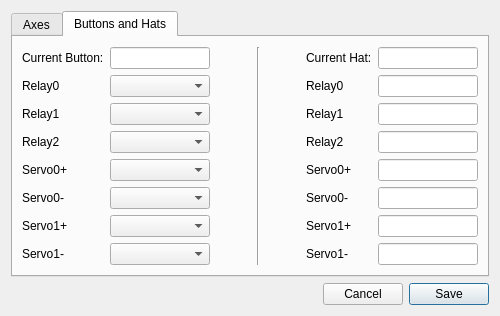
This is Monterey/rovmappings.ui in rovsuite/monterey as Qt 5 draws it before an edit. The edited form follows.
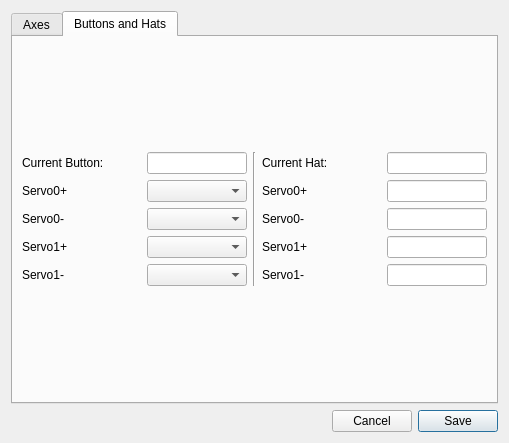
This is the edited form. The open tabs and pages were chosen to show the change.

Commit message:
Refactored the relay code to support adding more relays easily.
Also, changed how the keyboard shortcuts are handled to make them easier to extend later.

The relay UI elements are loaded dynamically based on the ROV's list of relays.

What changed in the file:
```diff
--- a/Monterey/rovmappings.ui
+++ b/Monterey/rovmappings.ui
@@ -6,8 +6,8 @@
    <rect>
     <x>0</x>
     <y>0</y>
-    <width>500</width>
-    <height>316</height>
+    <width>509</width>
+    <height>443</height>
    </rect>
   </property>
   <property name="minimumSize">
@@ -298,10 +298,186 @@
        <string>Buttons and Hats</string>
       </attribute>
       <layout class="QGridLayout" name="gridLayout">
+       <item row="0" column="2">
+        <layout class="QVBoxLayout" name="verticalLayoutHats">
+         <item>
+          <layout class="QHBoxLayout" name="horizontalLayout_7">
+           <item>
+            <widget class="QLabel" name="label_9">
+             <property name="text">
+              <string>Current Hat:</string>
+             </property>
+            </widget>
+           </item>
+           <item>
+            <widget class="QLineEdit" name="leCurrentHat">
+             <property name="sizePolicy">
+              <sizepolicy hsizetype="Fixed" vsizetype="Fixed">
+               <horstretch>0</horstretch>
+               <verstretch>0</verstretch>
+              </sizepolicy>
+             </property>
+             <property name="minimumSize">
+              <size>
+               <width>100</width>
+               <height>0</height>
+              </size>
+             </property>
+             <property name="maximumSize">
+              <size>
+               <width>100</width>
+               <height>16777215</height>
+              </size>
+             </property>
+             <property name="inputMask">
+              <string/>
+             </property>
+             <property name="alignment">
+              <set>Qt::AlignCenter</set>
+             </property>
+             <property name="readOnly">
+              <bool>true</bool>
+             </property>
+            </widget>
+           </item>
+          </layout>
+         </item>
+         <item>
+          <layout class="QHBoxLayout" name="horizontalLayout_25">
+           <item>
+            <widget class="QLabel" name="label_26">
+             <property name="text">
+              <string>Servo0+</string>
+             </property>
+            </widget>
+           </item>
+           <item>
+            <widget class="QLineEdit" name="leS0IHat">
+             <property name="sizePolicy">
+              <sizepolicy hsizetype="Fixed" vsizetype="Fixed">
+               <horstretch>0</horstretch>
+               <verstretch>0</verstretch>
+              </sizepolicy>
+             </property>
+             <property name="maximumSize">
+              <size>
+               <width>100</width>
+               <height>16777215</height>
+              </size>
+             </property>
+             <property name="inputMask">
+              <string/>
+             </property>
+             <property name="alignment">
+              <set>Qt::AlignCenter</set>
+             </property>
+            </widget>
+           </item>
+          </layout>
+         </item>
+         <item>
+          <layout class="QHBoxLayout" name="horizontalLayout_26">
+           <item>
+            <widget class="QLabel" name="label_27">
+             <property name="text">
+              <string>Servo0-</string>
+             </property>
+            </widget>
+           </item>
+           <item>
+            <widget class="QLineEdit" name="leS0DHat">
+             <property name="sizePolicy">
+              <sizepolicy hsizetype="Fixed" vsizetype="Fixed">
+               <horstretch>0</horstretch>
+               <verstretch>0</verstretch>
+              </sizepolicy>
+             </property>
+             <property name="maximumSize">
+              <size>
+               <width>100</width>
+               <height>16777215</height>
+              </size>
+             </property>
+             <property name="inputMask">
+              <string/>
+             </property>
+             <property name="alignment">
+              <set>Qt::AlignCenter</set>
+             </property>
+            </widget>
+           </item>
+          </layout>
+         </item>
+         <item>
+          <layout class="QHBoxLayout" name="horizontalLayout_27">
+           <item>
+            <widget class="QLabel" name="label_28">
+             <property name="text">
+              <string>Servo1+</string>
+             </property>
+            </widget>
+           </item>
+           <item>
+            <widget class="QLineEdit" name="leS1IHat">
+             <property name="sizePolicy">
+              <sizepolicy hsizetype="Fixed" vsizetype="Fixed">
+               <horstretch>0</horstretch>
+               <verstretch>0</verstretch>
+              </sizepolicy>
+             </property>
+             <property name="maximumSize">
+              <size>
+               <width>100</width>
+               <height>16777215</height>
+              </size>
+             </property>
+             <property name="inputMask">
+              <string/>
+             </property>
+             <property name="alignment">
+              <set>Qt::AlignCenter</set>
+             </property>
+            </widget>
+           </item>
+          </layout>
+         </item>
+         <item>
+          <layout class="QHBoxLayout" name="horizontalLayout_28">
+           <item>
+            <widget class="QLabel" name="label_29">
+             <property name="text">
+              <string>Servo1-</string>
+             </property>
+            </widget>
+           </item>
+           <item>
+            <widget class="QLineEdit" name="leS1DHat">
+             <property name="sizePolicy">
+              <sizepolicy hsizetype="Fixed" vsizetype="Fixed">
+               <horstretch>0</horstretch>
+               <verstretch>0</verstretch>
+              </sizepolicy>
+             </property>
+             <property name="maximumSize">
+              <size>
+               <width>100</width>
+               <height>16777215</height>
+              </size>
+             </property>
+             <property name="inputMask">
+              <string/>
+             </property>
+             <property name="alignment">
+              <set>Qt::AlignCenter</set>
+             </property>
+            </widget>
+           </item>
+          </layout>
+         </item>
+        </layout>
+       </item>
        <item row="0" column="0">
-        <layout class="QHBoxLayout" name="horizontalLayout_12">
-         <item>
-          <layout class="QVBoxLayout" name="verticalLayout_5">
+        <layout class="QVBoxLayout" name="verticalLayoutButtons">
            <item>
             <layout class="QHBoxLayout" name="horizontalLayout_9">
              <item>
@@ -344,105 +520,6 @@
              </item>
             </layout>
            </item>
-           <item>
-            <layout class="QHBoxLayout" name="horizontalLayout_15">
-             <item>
-              <widget class="QLabel" name="label_16">
-               <property name="text">
-                <string>Relay0</string>
-               </property>
-              </widget>
-             </item>
-             <item>
-              <widget class="QComboBox" name="cbR0But">
-               <property name="sizePolicy">
-                <sizepolicy hsizetype="Fixed" vsizetype="Fixed">
-                 <horstretch>0</horstretch>
-                 <verstretch>0</verstretch>
-                </sizepolicy>
-               </property>
-               <property name="minimumSize">
-                <size>
-                 <width>100</width>
-                 <height>0</height>
-                </size>
-               </property>
-               <property name="maximumSize">
-                <size>
-                 <width>100</width>
-                 <height>16777215</height>
-                </size>
-               </property>
-              </widget>
-             </item>
-            </layout>
-           </item>
-           <item>
-            <layout class="QHBoxLayout" name="horizontalLayout_16">
-             <item>
-              <widget class="QLabel" name="label_17">
-               <property name="text">
-                <string>Relay1</string>
-               </property>
-              </widget>
-             </item>
-             <item>
-              <widget class="QComboBox" name="cbR1But">
-               <property name="sizePolicy">
-                <sizepolicy hsizetype="Fixed" vsizetype="Fixed">
-                 <horstretch>0</horstretch>
-                 <verstretch>0</verstretch>
-                </sizepolicy>
-               </property>
-               <property name="minimumSize">
-                <size>
-                 <width>100</width>
-                 <height>0</height>
-                </size>
-               </property>
-               <property name="maximumSize">
-                <size>
-                 <width>100</width>
-                 <height>16777215</height>
-                </size>
-               </property>
-              </widget>
-             </item>
-            </layout>
-           </item>
-           <item>
-            <layout class="QHBoxLayout" name="horizontalLayout_17">
-             <item>
-              <widget class="QLabel" name="label_18">
-               <property name="text">
-                <string>Relay2</string>
-               </property>
-              </widget>
-             </item>
-             <item>
-              <widget class="QComboBox" name="cbR2But">
-               <property name="sizePolicy">
-                <sizepolicy hsizetype="Fixed" vsizetype="Fixed">
-                 <horstretch>0</horstretch>
-                 <verstretch>0</verstretch>
-                </sizepolicy>
-               </property>
-               <property name="minimumSize">
-                <size>
-                 <width>100</width>
-                 <height>0</height>
-                </size>
-               </property>
-               <property name="maximumSize">
-                <size>
-                 <width>100</width>
-                 <height>16777215</height>
-                </size>
-               </property>
-              </widget>
-             </item>
-            </layout>
-           </item>
            <item>
             <layout class="QHBoxLayout" name="horizontalLayout_18">
              <item>
@@ -577,317 +654,12 @@
            </item>
           </layout>
          </item>
-         <item>
-          <spacer name="horizontalSpacer_4">
-           <property name="orientation">
-            <enum>Qt::Horizontal</enum>
-           </property>
-           <property name="sizeHint" stdset="0">
-            <size>
-             <width>40</width>
-             <height>20</height>
-            </size>
-           </property>
-          </spacer>
-         </item>
-         <item>
+       <item row="0" column="1">
           <widget class="Line" name="line_3">
            <property name="orientation">
             <enum>Qt::Vertical</enum>
            </property>
           </widget>
-         </item>
-         <item>
-          <spacer name="horizontalSpacer_5">
-           <property name="orientation">
-            <enum>Qt::Horizontal</enum>
-           </property>
-           <property name="sizeHint" stdset="0">
-            <size>
-             <width>40</width>
-             <height>20</height>
-            </size>
-           </property>
-          </spacer>
-         </item>
-         <item>
-          <layout class="QVBoxLayout" name="verticalLayout_6">
-           <item>
-            <layout class="QHBoxLayout" name="horizontalLayout_7">
-             <item>
-              <widget class="QLabel" name="label_9">
-               <property name="text">
-                <string>Current Hat:</string>
-               </property>
-              </widget>
-             </item>
-             <item>
-              <widget class="QLineEdit" name="leCurrentHat">
-               <property name="sizePolicy">
-                <sizepolicy hsizetype="Fixed" vsizetype="Fixed">
-                 <horstretch>0</horstretch>
-                 <verstretch>0</verstretch>
-                </sizepolicy>
-               </property>
-               <property name="minimumSize">
-                <size>
-                 <width>100</width>
-                 <height>0</height>
-                </size>
-               </property>
-               <property name="maximumSize">
-                <size>
-                 <width>100</width>
-                 <height>16777215</height>
-                </size>
-               </property>
-               <property name="inputMask">
-                <string/>
-               </property>
-               <property name="alignment">
-                <set>Qt::AlignCenter</set>
-               </property>
-               <property name="readOnly">
-                <bool>true</bool>
-               </property>
-              </widget>
-             </item>
-            </layout>
-           </item>
-           <item>
-            <layout class="QHBoxLayout" name="horizontalLayout_22">
-             <item>
-              <widget class="QLabel" name="label_23">
-               <property name="text">
-                <string>Relay0</string>
-               </property>
-              </widget>
-             </item>
-             <item>
-              <widget class="QLineEdit" name="leR0Hat">
-               <property name="sizePolicy">
-                <sizepolicy hsizetype="Fixed" vsizetype="Fixed">
-                 <horstretch>0</horstretch>
-                 <verstretch>0</verstretch>
-                </sizepolicy>
-               </property>
-               <property name="maximumSize">
-                <size>
-                 <width>100</width>
-                 <height>16777215</height>
-                </size>
-               </property>
-               <property name="inputMask">
-                <string/>
-               </property>
-               <property name="alignment">
-                <set>Qt::AlignCenter</set>
-               </property>
-              </widget>
-             </item>
-            </layout>
-           </item>
-           <item>
-            <layout class="QHBoxLayout" name="horizontalLayout_23">
-             <item>
-              <widget class="QLabel" name="label_24">
-               <property name="text">
-                <string>Relay1</string>
-               </property>
-              </widget>
-             </item>
-             <item>
-              <widget class="QLineEdit" name="leR1Hat">
-               <property name="sizePolicy">
-                <sizepolicy hsizetype="Fixed" vsizetype="Fixed">
-                 <horstretch>0</horstretch>
-                 <verstretch>0</verstretch>
-                </sizepolicy>
-               </property>
-               <property name="maximumSize">
-                <size>
-                 <width>100</width>
-                 <height>16777215</height>
-                </size>
-               </property>
-               <property name="inputMask">
-                <string/>
-               </property>
-               <property name="alignment">
-                <set>Qt::AlignCenter</set>
-               </property>
-              </widget>
-             </item>
-            </layout>
-           </item>
-           <item>
-            <layout class="QHBoxLayout" name="horizontalLayout_24">
-             <item>
-              <widget class="QLabel" name="label_25">
-               <property name="text">
-                <string>Relay2</string>
-               </property>
-              </widget>
-             </item>
-             <item>
-              <widget class="QLineEdit" name="leR2Hat">
-               <property name="sizePolicy">
-                <sizepolicy hsizetype="Fixed" vsizetype="Fixed">
-                 <horstretch>0</horstretch>
-                 <verstretch>0</verstretch>
-                </sizepolicy>
-               </property>
-               <property name="maximumSize">
-                <size>
-                 <width>100</width>
-                 <height>16777215</height>
-                </size>
-               </property>
-               <property name="inputMask">
-                <string/>
-               </property>
-               <property name="alignment">
-                <set>Qt::AlignCenter</set>
-               </property>
-              </widget>
-             </item>
-            </layout>
-           </item>
-           <item>
-            <layout class="QHBoxLayout" name="horizontalLayout_25">
-             <item>
-              <widget class="QLabel" name="label_26">
-               <property name="text">
-                <string>Servo0+</string>
-               </property>
-              </widget>
-             </item>
-             <item>
-              <widget class="QLineEdit" name="leS0IHat">
-               <property name="sizePolicy">
-                <sizepolicy hsizetype="Fixed" vsizetype="Fixed">
-                 <horstretch>0</horstretch>
-                 <verstretch>0</verstretch>
-                </sizepolicy>
-               </property>
-               <property name="maximumSize">
-                <size>
-                 <width>100</width>
-                 <height>16777215</height>
-                </size>
-               </property>
-               <property name="inputMask">
-                <string/>
-               </property>
-               <property name="alignment">
-                <set>Qt::AlignCenter</set>
-               </property>
-              </widget>
-             </item>
-            </layout>
-           </item>
-           <item>
-            <layout class="QHBoxLayout" name="horizontalLayout_26">
-             <item>
-              <widget class="QLabel" name="label_27">
-               <property name="text">
-                <string>Servo0-</string>
-               </property>
-              </widget>
-             </item>
-             <item>
-              <widget class="QLineEdit" name="leS0DHat">
-               <property name="sizePolicy">
-                <sizepolicy hsizetype="Fixed" vsizetype="Fixed">
-                 <horstretch>0</horstretch>
-                 <verstretch>0</verstretch>
-                </sizepolicy>
-               </property>
-               <property name="maximumSize">
-                <size>
-                 <width>100</width>
-                 <height>16777215</height>
-                </size>
-               </property>
-               <property name="inputMask">
-                <string/>
-               </property>
-               <property name="alignment">
-                <set>Qt::AlignCenter</set>
-               </property>
-              </widget>
-             </item>
-            </layout>
-           </item>
-           <item>
-            <layout class="QHBoxLayout" name="horizontalLayout_27">
-             <item>
-              <widget class="QLabel" name="label_28">
-               <property name="text">
-                <string>Servo1+</string>
-               </property>
-              </widget>
-             </item>
-             <item>
-              <widget class="QLineEdit" name="leS1IHat">
-               <property name="sizePolicy">
-                <sizepolicy hsizetype="Fixed" vsizetype="Fixed">
-                 <horstretch>0</horstretch>
-                 <verstretch>0</verstretch>
-                </sizepolicy>
-               </property>
-               <property name="maximumSize">
-                <size>
-                 <width>100</width>
-                 <height>16777215</height>
-                </size>
-               </property>
-               <property name="inputMask">
-                <string/>
-               </property>
-               <property name="alignment">
-                <set>Qt::AlignCenter</set>
-               </property>
-              </widget>
-             </item>
-            </layout>
-           </item>
-           <item>
-            <layout class="QHBoxLayout" name="horizontalLayout_28">
-             <item>
-              <widget class="QLabel" name="label_29">
-               <property name="text">
-                <string>Servo1-</string>
-               </property>
-              </widget>
-             </item>
-             <item>
-              <widget class="QLineEdit" name="leS1DHat">
-               <property name="sizePolicy">
-                <sizepolicy hsizetype="Fixed" vsizetype="Fixed">
-                 <horstretch>0</horstretch>
-                 <verstretch>0</verstretch>
-                </sizepolicy>
-               </property>
-               <property name="maximumSize">
-                <size>
-                 <width>100</width>
-                 <height>16777215</height>
-                </size>
-               </property>
-               <property name="inputMask">
-                <string/>
-               </property>
-               <property name="alignment">
-                <set>Qt::AlignCenter</set>
-               </property>
-              </widget>
-             </item>
-            </layout>
-           </item>
-          </layout>
-         </item>
-        </layout>
        </item>
       </layout>
      </widget>
```
Lines whose indentation alone changed are shown as unchanged. The commit also changes 12 other files.
